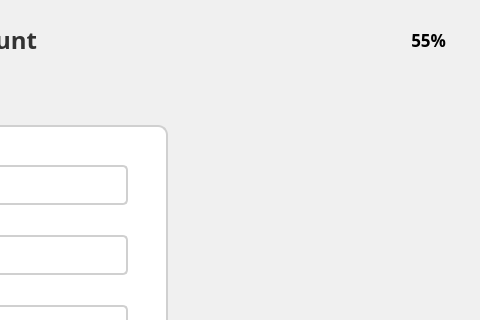
Qt form ui/Settings/AccountAddViewWindow.ui (eguruno1/calth_reader) before a commit; both pictures show x 544 to 1024 and y 0 to 320 of the 1024 by 600 pixel window.
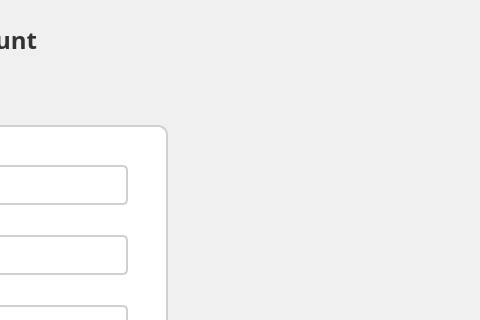
The same form after that commit. Icons and pictures are not drawn.

Patch:
```diff
--- a/ui/Settings/AccountAddViewWindow.ui
+++ b/ui/Settings/AccountAddViewWindow.ui
@@ -252,7 +252,7 @@
     <widget class="QLabel" name="label_BatteryGuage">
      <property name="geometry">
       <rect>
-       <x>840</x>
+       <x>1030</x>
        <y>20</y>
        <width>150</width>
        <height>40</height>
```
Left out of the diff: 4 changed lines with no effect on the pictures.
